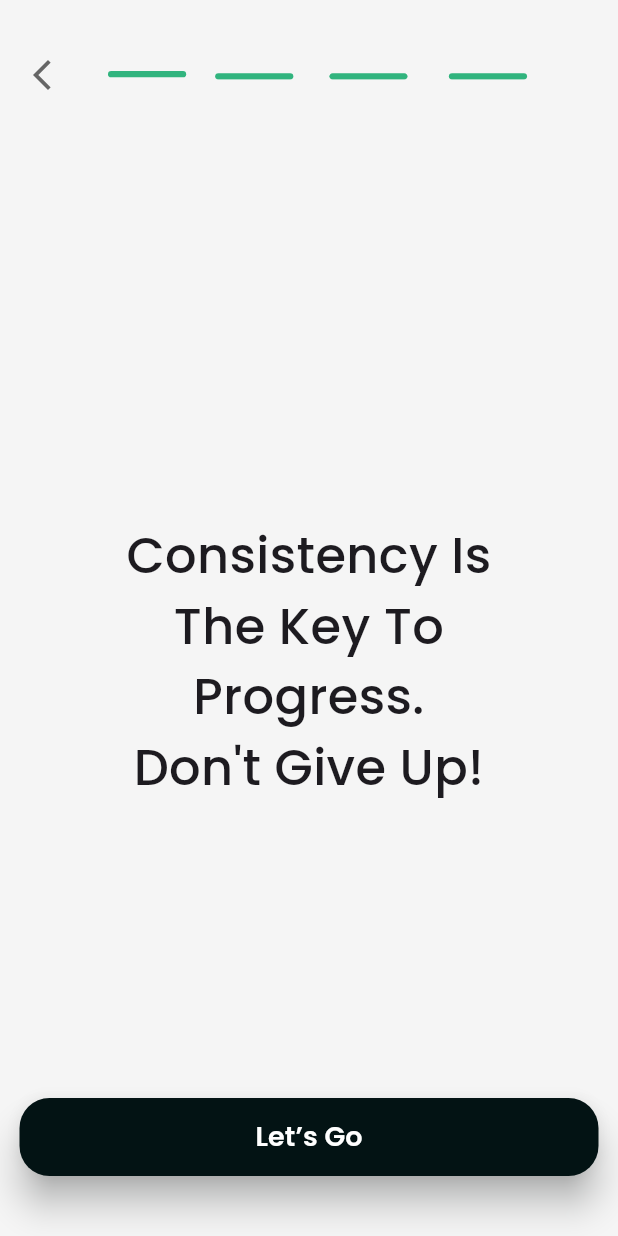
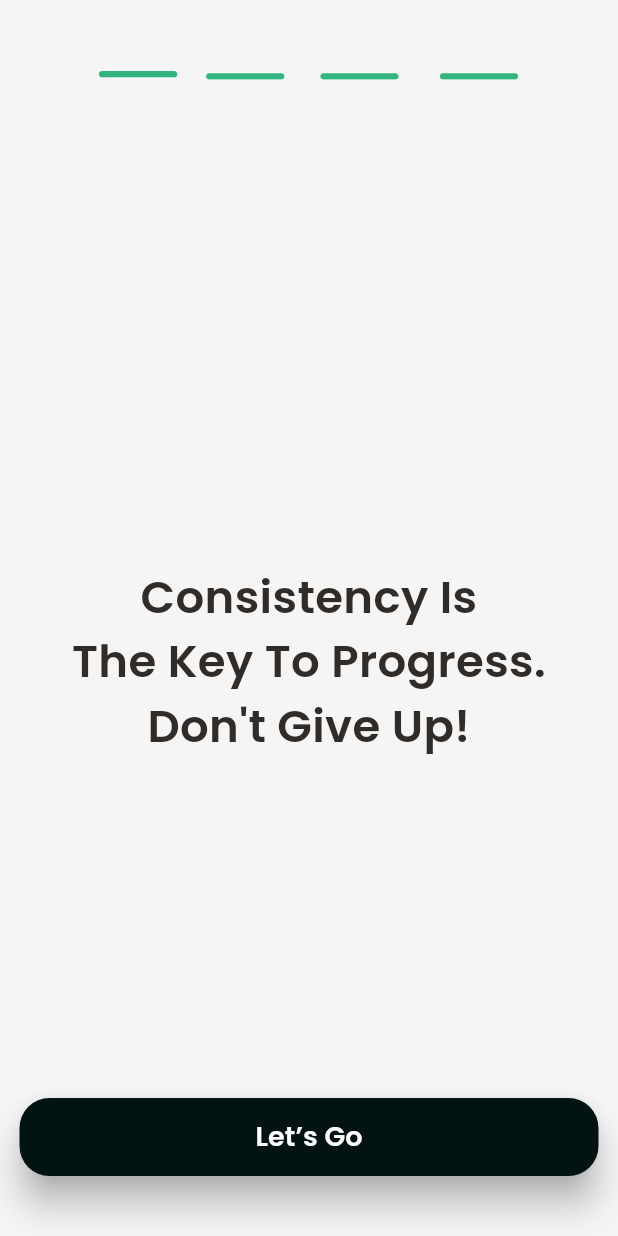
Before and after one commit to Afaf-khaledd/Gymer-App-Flutter, a Flutter app: the FinalScreen screen opened directly, on a phone screen of 412 x 824 dp. Run offline on Flutter 3.47's test engine with Material 3 defaults, Android fonts, the light colour scheme and no system bars; our stand-ins replace flutter_svg, google_fonts; missing offline and left inert: simple_ruler_picker.

Commit message:
Navigation is fixed

```diff
--- a/lib/features/Questionnaire/presentation/views/finalScreen.dart
+++ b/lib/features/Questionnaire/presentation/views/finalScreen.dart
@@ -12,12 +12,7 @@ class FinalScreen extends StatelessWidget {
   Widget build(BuildContext context) {
     return Scaffold(
       appBar: AppBar(
-        leading: IconButton(
-          onPressed: () {
-            Navigator.pop(context);
-          },
-          icon: const Icon(Icons.arrow_back_ios_new, color: Color.fromRGBO(102, 102, 102, 1)),
-        ),
+        automaticallyImplyLeading: false,
         title: SvgPicture.asset(AssetsManager.finalState,width: 280,),
         toolbarHeight: 100,
         backgroundColor: Colors.transparent,
@@ -37,8 +32,9 @@ class FinalScreen extends StatelessWidget {
                 "Consistency Is\nThe Key To Progress.\nDon't Give Up!",
                 textAlign: TextAlign.center,
                 style: GoogleFonts.poppins(
-                  fontSize: 33,
-                  fontWeight: FontWeight.w500,
+                  fontSize: 30,
+                  fontWeight: FontWeight.w600,
+                  color: Color.fromRGBO(49, 44, 40, 1),
                 ),
               ),
             ),
--- a/lib/features/Questionnaire/presentation/views/fitnessLevelScreen.dart
+++ b/lib/features/Questionnaire/presentation/views/fitnessLevelScreen.dart
@@ -137,9 +137,9 @@ class _FitnessLevelScreenState extends State<FitnessLevelScreen> {
             ),
             SizedBox(height: 20,),
             CustomBlackButton(
-              label: 'Next',
+              label: 'Finish',
               onPressed: () {
-                Navigator.push(
+                Navigator.pushReplacement(
                   context,
                   MaterialPageRoute(builder: (BuildContext context) => FinalScreen()),
                 );
--- a/lib/features/Questionnaire/presentation/views/heightScreen.dart
+++ b/lib/features/Questionnaire/presentation/views/heightScreen.dart
@@ -17,7 +17,7 @@ class HeightScreen extends StatefulWidget {
 }
 
 class _HeightScreenState extends State<HeightScreen> {
-  double _height = 170;
+  double _height = 150;
   @override
   Widget build(BuildContext context) {
     double screenHeight = MediaQuery.of(context).size.height;
--- a/lib/features/Questionnaire/presentation/views/weightScreen.dart
+++ b/lib/features/Questionnaire/presentation/views/weightScreen.dart
@@ -18,7 +18,7 @@ class WeightScreen extends StatefulWidget {
 }
 
 class _WeightScreenState extends State<WeightScreen> {
-  double _weight = 70;
+  double _weight = 60;
   bool _isMetric = true;
 
   void _toggleWeightUnit(bool isMetric) {
```
Also changed, not shown: lib/features/Questionnaire/presentation/views/genderScreen.dart (+7 -7 lines), pubspec.lock.
